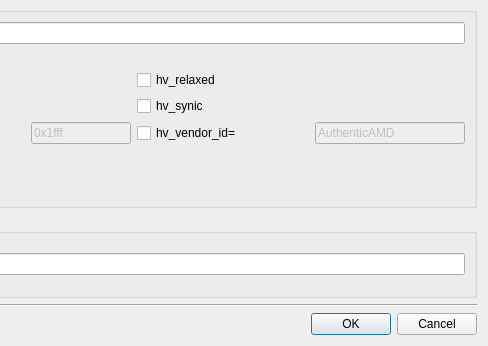
This is src/SMP_Settings_Window.ui in tronx2100/aqemu as Qt 5 draws it before an edit; both pictures show x 412 to 900 and y 214 to 560 of the 900 by 560 pixel window. The edited form follows.
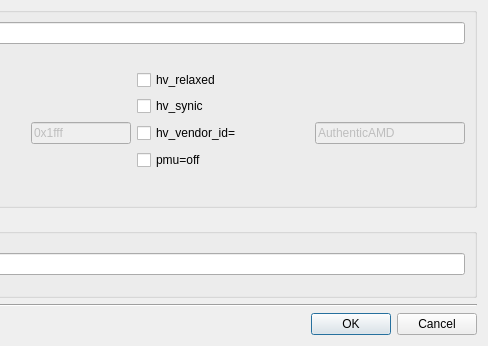
This is the edited form. Icons and pictures are not drawn. Custom widgets are drawn as their Qt base class.

Commit message: SMP dialog: add pmu=off checkbox, fix Apply button for PM overcommit changes

The edit to the form file:
```diff
--- a/src/SMP_Settings_Window.ui
+++ b/src/SMP_Settings_Window.ui
@@ -372,6 +372,13 @@
             </property>
            </widget>
           </item>
+          <item row="3" column="3">
+           <widget class="QCheckBox" name="CB_PMU_Off">
+            <property name="text">
+             <string>pmu=off</string>
+            </property>
+           </widget>
+          </item>
           </layout>
          </item>
          <item>
```
Left out of the diff: 1 changed line with no effect on the pictures. The commit also changes 2 other files.
